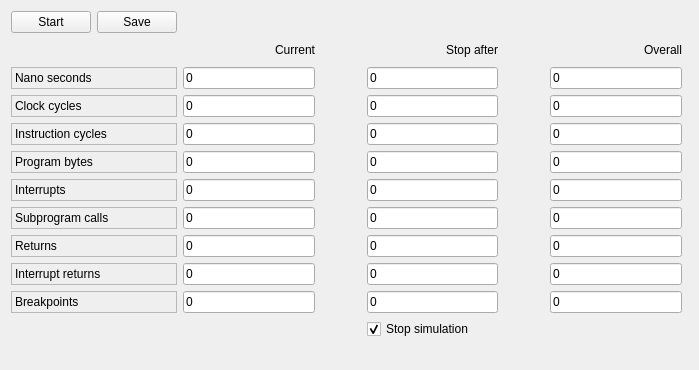
AbyssAbbeba/MDS-picoblaze-AVR-ide, file IDE/GUI/widgets/Tools/StopWatch/stopwatch.ui: the form before one commit.
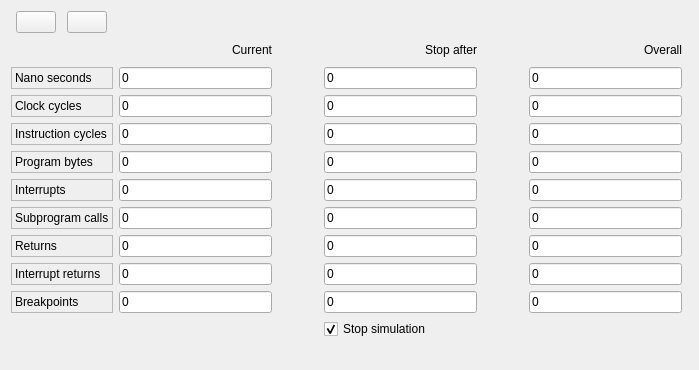
The form after the commit. Icons and pictures are not drawn.

```diff
--- a/IDE/GUI/widgets/Tools/StopWatch/stopwatch.ui
+++ b/IDE/GUI/widgets/Tools/StopWatch/stopwatch.ui
@@ -28,7 +28,7 @@
         <string>Start stopwatch</string>
        </property>
        <property name="text">
-        <string>Start</string>
+        <string/>
        </property>
       </widget>
      </item>
@@ -44,7 +44,7 @@
         <string>Save as text to file</string>
        </property>
        <property name="text">
-        <string>Save</string>
+        <string/>
        </property>
       </widget>
      </item>
```
